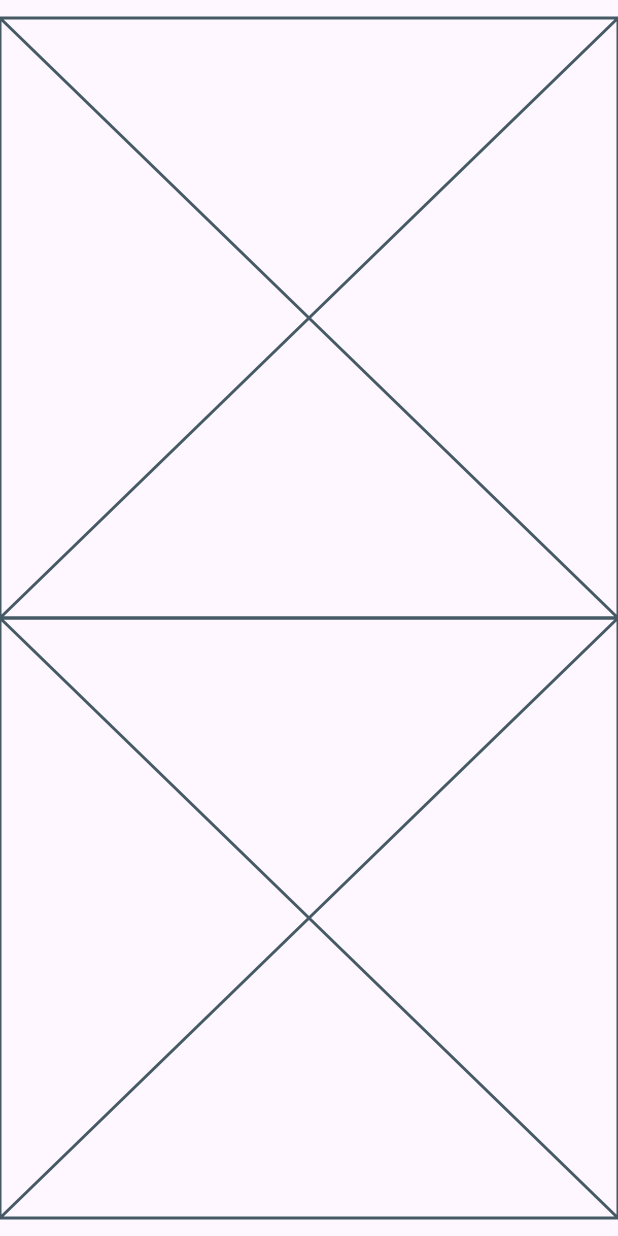
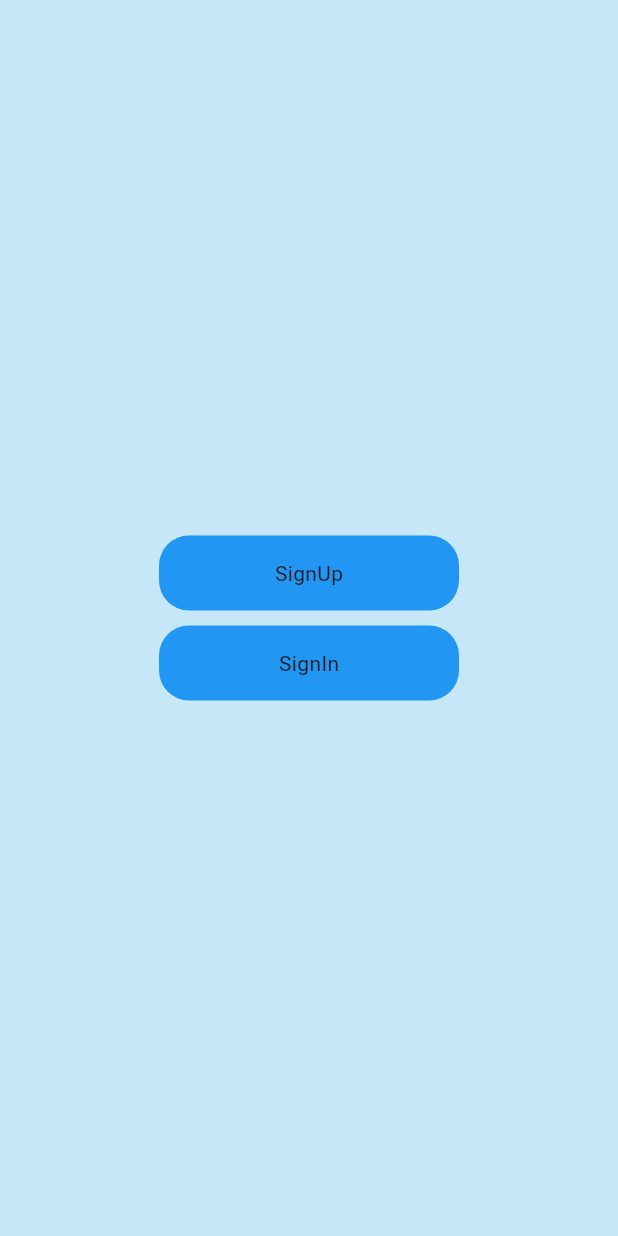
Before and after one commit to danyalshakeel/CarRental, a Flutter app: the screen it shows after launch, on a phone screen of 412 x 824 dp. Run offline on Flutter 3.47's test engine with Material 3 defaults, Android fonts, the phone set to English and light mode, and no system bars.

Commit message:
Change in Custom BUtton

```diff
--- a/lib/main.dart
+++ b/lib/main.dart
@@ -1,5 +1,6 @@
 import 'package:flutter/material.dart';
 import 'widget/custom_button.dart';
+
 void main() {
   runApp(const MyApp());
 }
@@ -13,7 +14,7 @@ class MyApp extends StatelessWidget {
     return MaterialApp(
       title: 'Flutter Demo',
       theme: ThemeData(
-          colorScheme: ColorScheme.fromSeed(seedColor: Colors.deepPurple),
+        colorScheme: ColorScheme.fromSeed(seedColor: Colors.deepPurple),
       ),
       home: const MyHomePage(),
     );
@@ -26,13 +27,21 @@ class MyHomePage extends StatelessWidget {
   @override
   Widget build(BuildContext context) {
     return Scaffold(
-      body: Column(
-        mainAxisAlignment: MainAxisAlignment.center,
-        crossAxisAlignment: CrossAxisAlignment.center,
-        children: [
-          CustomButton(),
-          CustomButton()
-        ],
+      body: Container(
+        color: const Color.fromARGB(255, 198, 231, 247),
+        width: double.infinity,
+
+        child: Column(
+          mainAxisAlignment: MainAxisAlignment.center,
+          crossAxisAlignment: CrossAxisAlignment.center,
+          children: [
+            CustomButton("SignUp", 50, 200,{
+              //Navigator.pushNamed(context, )
+            }),
+            SizedBox(height: 10),
+            CustomButton("SignIn", 50, 200,{}),
+          ],
+        ),
       ),
     );
   }
--- a/lib/widget/custom_button.dart
+++ b/lib/widget/custom_button.dart
@@ -1,10 +1,26 @@
 import 'package:flutter/material.dart';
 
 class CustomButton extends StatelessWidget {
-  const CustomButton({super.key});
-
+  CustomButton(this.text, this.hi, this.wid, this.callBack,{super.key});
+  String text;
+  double wid;
+  double hi;
+  void callBack;
   @override
   Widget build(BuildContext context) {
-    return const Placeholder();
+    return InkWell(
+      onTap: ()=>callBack,
+      child: Container(
+        height: hi,
+        width: wid,
+        // padding: EdgeInsets.all(20),
+        decoration: BoxDecoration(
+          color: Colors.blue,
+          // border: Border.all(color: Colors.black),
+          borderRadius: BorderRadius.circular(20),
+        ),
+        child: Center(child: Text(text)),
+      ),
+    );
   }
 }
```
